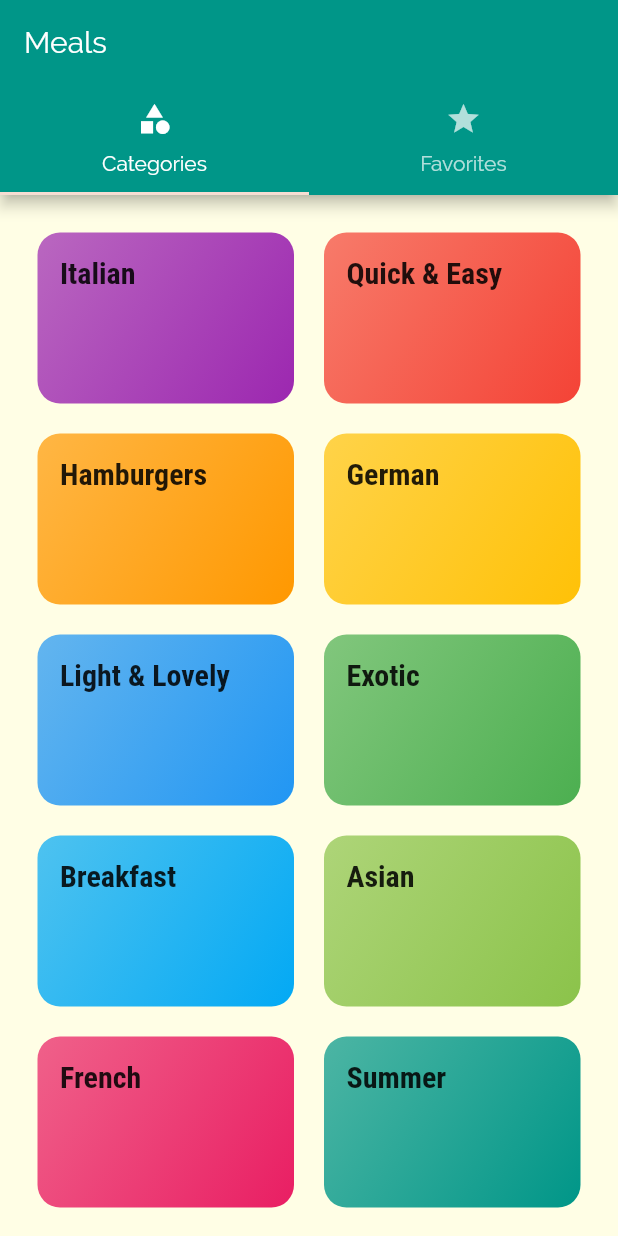
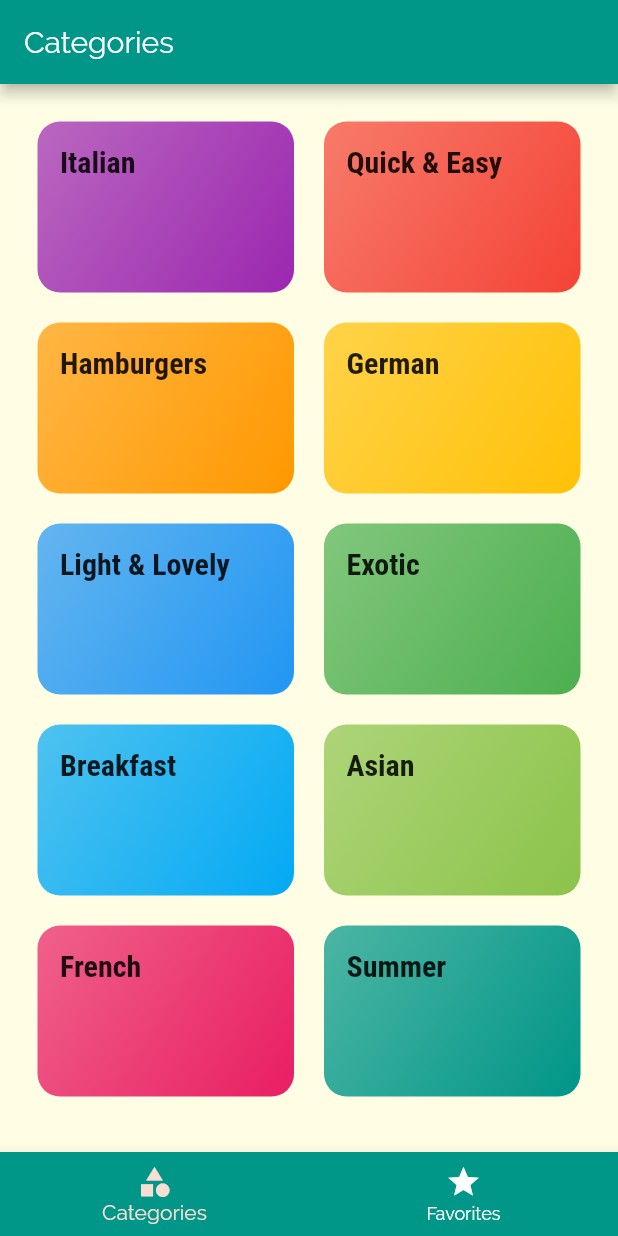
Before and after one commit to MatthieuNadeau96/Flutter_meals_app, a Flutter app: the screen it shows after launch, on a phone screen of 412 x 824 dp. Run offline on Flutter 3.47's test engine with Material 2 defaults, Android fonts, the phone set to English and light mode, and no system bars.

```diff
--- a/lib/screens/tabs_screen.dart
+++ b/lib/screens/tabs_screen.dart
@@ -9,32 +9,50 @@ class TabsScreen extends StatefulWidget {
 }
 
 class _TabsScreenState extends State<TabsScreen> {
+  final List<Map<String, Object>> _pages = [
+    {
+      'page': CategoriesScreen(),
+      'title': 'Categories',
+    },
+    {
+      'page': FavoritesScreen(),
+      'title': 'Your Favorites',
+    },
+  ];
+  int _selectedPageIndex = 0;
+
+  void _selectPage(int index) {
+    setState(() {
+      _selectedPageIndex = index;
+    });
+  }
+
   @override
   Widget build(BuildContext context) {
-    return DefaultTabController(
-      length: 2,
-      child: Scaffold(
-        appBar: AppBar(
-          title: Text('Meals'),
-          bottom: TabBar(
-            tabs: <Widget>[
-              Tab(
-                icon: Icon(Icons.category),
-                text: 'Categories',
-              ),
-              Tab(
-                icon: Icon(Icons.star),
-                text: 'Favorites',
-              ),
-            ],
+    return Scaffold(
+      appBar: AppBar(
+        title: Text(_pages[_selectedPageIndex]['title']),
+      ),
+      body: _pages[_selectedPageIndex]['page'],
+      bottomNavigationBar: BottomNavigationBar(
+        onTap: _selectPage,
+        backgroundColor: Theme.of(context).primaryColor,
+        unselectedItemColor: Colors.white,
+        selectedItemColor: Theme.of(context).accentColor,
+        currentIndex: _selectedPageIndex,
+        // type: BottomNavigationBarType.shifting,
+        items: [
+          BottomNavigationBarItem(
+            // backgroundColor: Theme.of(context).primaryColor,
+            icon: Icon(Icons.category),
+            title: Text('Categories'),
           ),
-        ),
-        body: TabBarView(
-          children: <Widget>[
-            CategoriesScreen(),
-            FavoritesScreen(),
-          ],
-        ),
+          BottomNavigationBarItem(
+            // backgroundColor: Theme.of(context).primaryColor,
+            icon: Icon(Icons.star),
+            title: Text('Favorites'),
+          ),
+        ],
       ),
     );
   }
```
